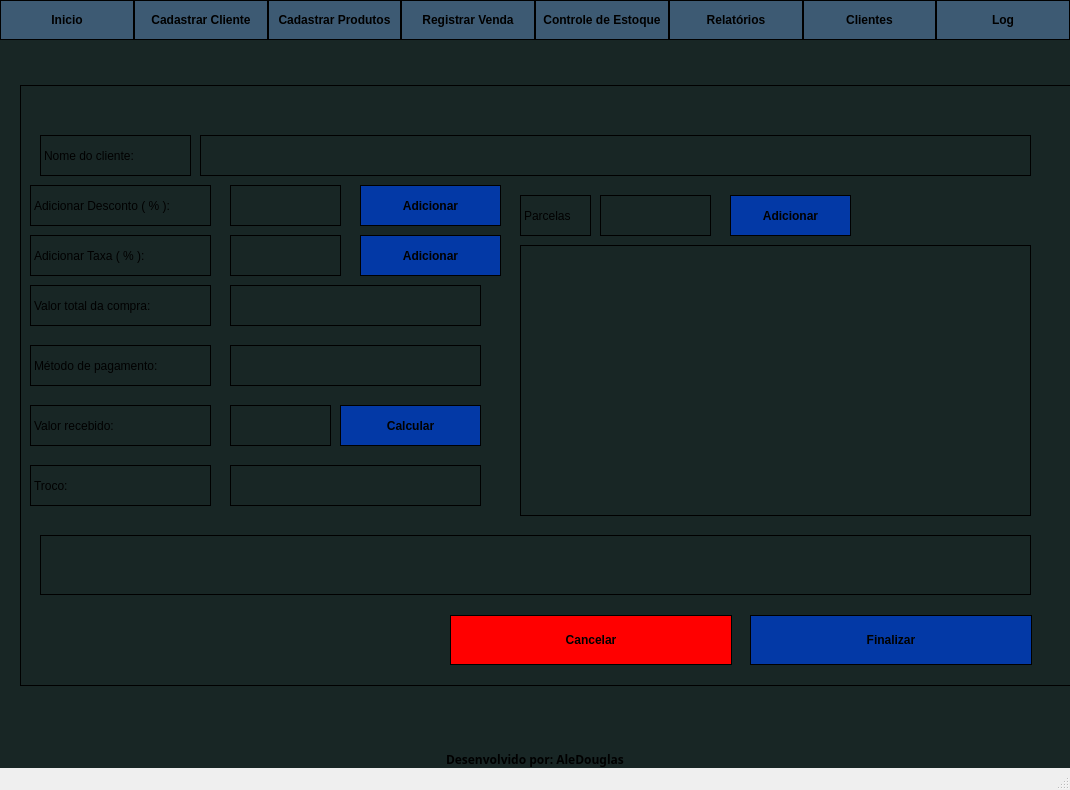
AleDouglas/sell-easer, file app/app.ui: the form before one commit.
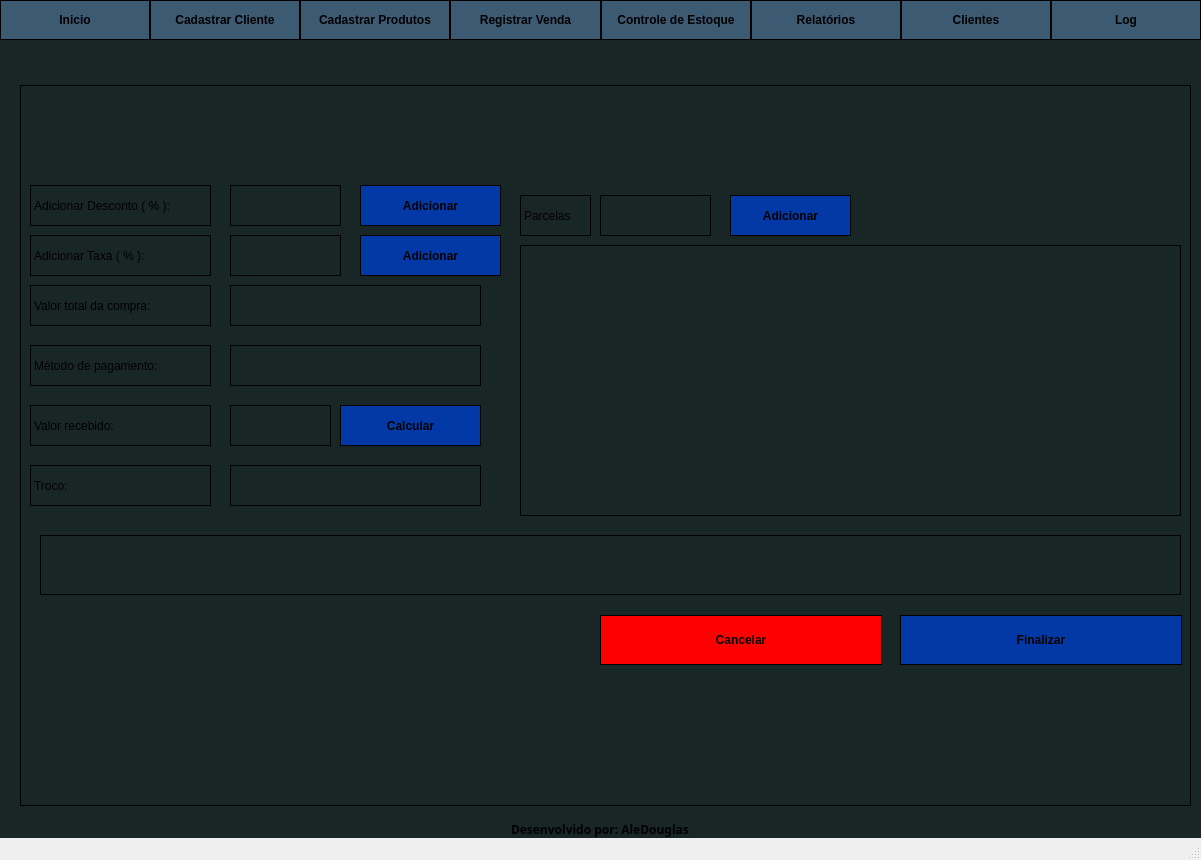
The form after the commit. The open tabs and pages were chosen to show the change. Icons and pictures are not drawn.

The edit to the form file:
```diff
--- a/app/app.ui
+++ b/app/app.ui
@@ -6,8 +6,8 @@
    <rect>
     <x>0</x>
     <y>0</y>
-    <width>1070</width>
-    <height>790</height>
+    <width>1201</width>
+    <height>860</height>
    </rect>
   </property>
   <property name="windowTitle">
@@ -1763,8 +1763,8 @@
          <rect>
           <x>20</x>
           <y>30</y>
-          <width>1051</width>
-          <height>601</height>
+          <width>1171</width>
+          <height>721</height>
          </rect>
         </property>
         <property name="styleSheet">
@@ -1776,19 +1776,6 @@
         <property name="frameShadow">
          <enum>QFrame::Raised</enum>
         </property>
-        <widget class="QLabel" name="label_finish_nome_cliente">
-         <property name="geometry">
-          <rect>
-           <x>20</x>
-           <y>50</y>
-           <width>151</width>
-           <height>41</height>
-          </rect>
-         </property>
-         <property name="text">
-          <string>Nome do cliente:</string>
-         </property>
-        </widget>
         <widget class="QLabel" name="label_valor_total_compra">
          <property name="geometry">
           <rect>
@@ -1846,7 +1833,7 @@
           <rect>
            <x>500</x>
            <y>160</y>
-           <width>511</width>
+           <width>661</width>
            <height>271</height>
           </rect>
          </property>
@@ -1860,19 +1847,6 @@
           <bool>false</bool>
          </attribute>
         </widget>
-        <widget class="QLabel" name="label_insert_nome_cliente">
-         <property name="geometry">
-          <rect>
-           <x>180</x>
-           <y>50</y>
-           <width>831</width>
-           <height>41</height>
-          </rect>
-         </property>
-         <property name="text">
-          <string/>
-         </property>
-        </widget>
         <widget class="QLabel" name="label_valor_total_3">
          <property name="geometry">
           <rect>
@@ -1961,7 +1935,7 @@
         <widget class="QPushButton" name="btn_finalizar_venda_2">
          <property name="geometry">
           <rect>
-           <x>730</x>
+           <x>880</x>
            <y>530</y>
            <width>282</width>
            <height>50</height>
@@ -2083,7 +2057,7 @@
           <rect>
            <x>20</x>
            <y>450</y>
-           <width>991</width>
+           <width>1141</width>
            <height>60</height>
           </rect>
          </property>
@@ -2106,7 +2080,7 @@
         <widget class="QPushButton" name="btn_cancelar_venda_2">
          <property name="geometry">
           <rect>
-           <x>430</x>
+           <x>580</x>
            <y>530</y>
            <width>282</width>
            <height>50</height>
```
Left out of the diff: 2 changed lines with no effect on the pictures.
